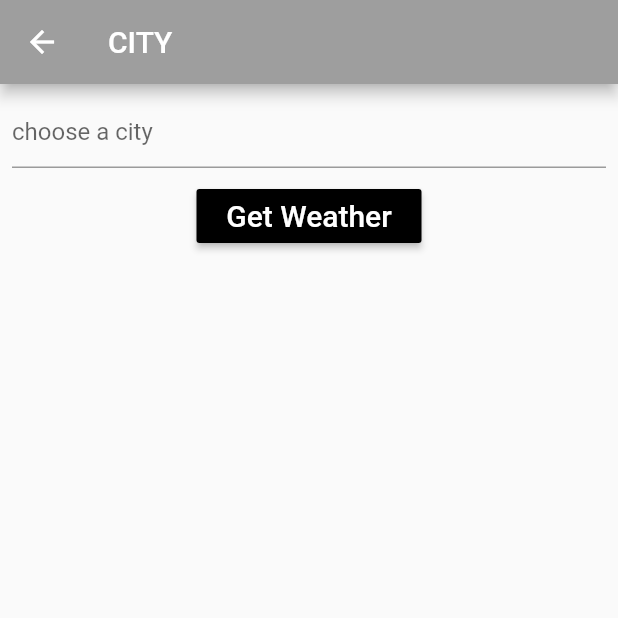
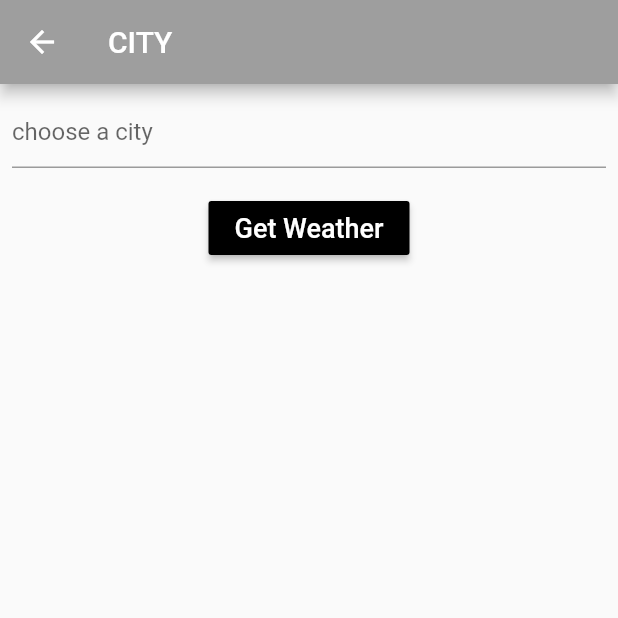
Before and after one commit to Yassine-ch/flutterWeatherApp, a Flutter app: the screen it shows after launch, in the side drawer, after a tap on "Wearther", on a phone screen of 412 x 824 dp, the top half of it. Run offline on Flutter 3.47's test engine with Material 2 defaults, Android fonts, the phone set to English and light mode, and no system bars.

Commit message:
weather_detail

```diff
--- a/lib/weather.dart
+++ b/lib/weather.dart
@@ -7,6 +7,7 @@ class Weather extends StatefulWidget {
 
 class _WeatherState extends State<Weather> {
   String city;
+  TextEditingController textEditingController=new TextEditingController();
   @override
   Widget build(BuildContext context) {
     return Scaffold(
@@ -17,25 +18,35 @@ class _WeatherState extends State<Weather> {
             child: Padding(
               padding: const EdgeInsets.all(8.0),
               child: TextField(
-                decoration: InputDecoration(hintText: ('choose a city')),
+                controller: textEditingController,
+                decoration: InputDecoration(hintText: ('choose a city')
+                ),
                 onChanged: (value){
 
                   setState(() {
                     this.city=value;
                   });
                 },
+                onSubmitted: (value){
+                  Navigator.push(context, MaterialPageRoute(builder: (context)=>WeatherDetails(city)));
+                  textEditingController.text="";
+                },
               ),
             ),
           ),
           Container(
             width: 150,
+            child: Padding(
+              padding: const EdgeInsets.all(8.0),
               child: RaisedButton(
                   color: Colors.black,
                   textColor: Colors.white,
-                child: Text('Get Weather',style: TextStyle(fontSize: 20),),
+                  child: Text('Get Weather',style: TextStyle(fontSize: 18),),
                   onPressed: (){
                     Navigator.push(context, MaterialPageRoute(builder: (context)=>WeatherDetails(city)));
+                    textEditingController.text="";
                   },
+               ),
             ),
           )
         ],
```
Also changed, not shown: lib/weather-detail.dart (+56 -28 lines), pubspec.yaml (+6 -1 lines), pubspec.lock. Lines whose indentation alone changed are shown as unchanged.
